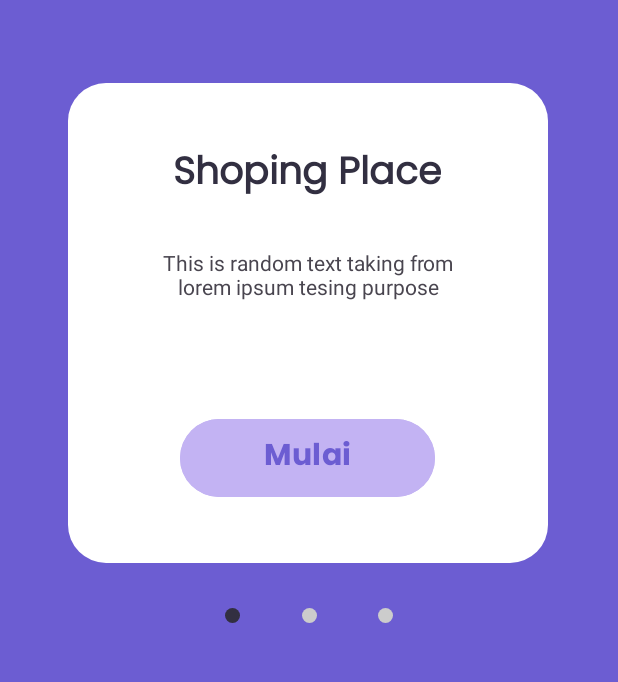
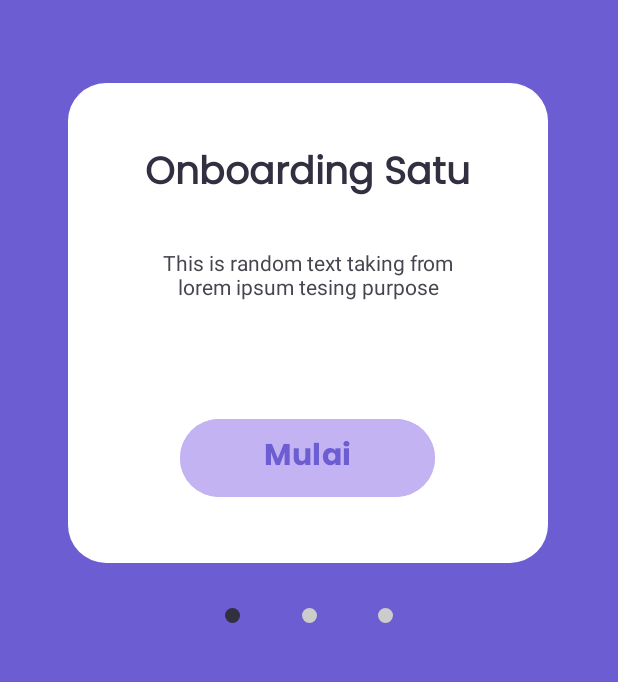
Before and after one commit to sirahyh/KitaBicaraApp, an Android app: the screen it shows after launch (SlideActivity), on a phone screen of 412 x 824 dp, the part 483-1165 px from its top. Run offline under Robolectric (Android 15) with nearby library versions, the phone set to English and light mode, and no system bars.

Commit message:
Add Onboarding and cleaning comments

```diff
--- a/app/src/main/java/com/example/myapplication/ViewPagerAdapter.kt
+++ b/app/src/main/java/com/example/myapplication/ViewPagerAdapter.kt
@@ -60,7 +60,7 @@ class ViewPagerAdapter(private val ctx: Context) : PagerAdapter() {
                     ind2.setImageResource(R.drawable.unselected)
                     ind3.setImageResource(R.drawable.unselected)
 
-                    title.text = "Shoping Place"
+                    title.text = "Onboarding Satu"
                     desc.text = "This is random text taking from lorem ipsum tesing purpose"
 //                    back.visibility = View.GONE
 //                    next.visibility = View.VISIBLE
@@ -71,7 +71,7 @@ class ViewPagerAdapter(private val ctx: Context) : PagerAdapter() {
                     ind2.setImageResource(R.drawable.selected)
                     ind3.setImageResource(R.drawable.unselected)
 
-                    title.text = "Shopping on the way"
+                    title.text = "Onboarding Dua"
                     desc.text = "Ini isi slide kedua"
 //                    back.visibility = View.VISIBLE
 //                    next.visibility = View.VISIBLE
@@ -82,7 +82,7 @@ class ViewPagerAdapter(private val ctx: Context) : PagerAdapter() {
                     ind2.setImageResource(R.drawable.unselected)
                     ind3.setImageResource(R.drawable.selected)
 
-                    title.text = "Shopping on the way"
+                    title.text = "Onboarding Tiga"
                     desc.text = "Ini isi slide ketiga"
 //                    back.visibility = View.VISIBLE
 //                    next.visibility = View.VISIBLE
--- a/app/src/main/res/layout/fragment_rekam_tutorial.xml
+++ b/app/src/main/res/layout/fragment_rekam_tutorial.xml
@@ -18,7 +18,7 @@
             android:id="@+id/imageButton"
             android:layout_width="62dp"
             android:layout_height="62dp"
-            android:background="@color/white"
+            android:background="@color/bgTutorial"
             android:contentDescription="Tombol untuk tutorial merekam"
             android:src="@drawable/ic_back"
             app:layout_constraintBottom_toBottomOf="parent"
--- a/app/src/main/res/layout/fragment_tulis_tutorial.xml
+++ b/app/src/main/res/layout/fragment_tulis_tutorial.xml
@@ -18,7 +18,7 @@
             android:id="@+id/imageButton"
             android:layout_width="62dp"
             android:layout_height="62dp"
-            android:background="@color/white"
+            android:background="@color/bgTutorial"
             android:contentDescription="Tombol untuk tutorial merekam"
             android:src="@drawable/ic_back"
             app:layout_constraintBottom_toBottomOf="parent"
--- a/app/src/main/res/menu/bottom_nav.xml
+++ b/app/src/main/res/menu/bottom_nav.xml
@@ -9,7 +9,6 @@
 
     <item android:title="Rekam"
         android:id="@+id/rekam"
-        android:iconTint="@color/blue"
         android:icon="@drawable/ic_record"/>
     <item android:title="Tulis"
 
--- a/app/src/main/res/values/colors.xml
+++ b/app/src/main/res/values/colors.xml
@@ -11,4 +11,5 @@
     <color name="colorFont">#322F41</color>
     <color name="bgButton">#C3B3F3</color>
     <color name="gray">#F7F8FC</color>
+    <color name="bgTutorial">#fffbfe</color>
 </resources>
--- a/app/src/main/res/values/strings.xml
+++ b/app/src/main/res/values/strings.xml
@@ -1,5 +1,5 @@
 <resources>
-    <string name="app_name">My Application</string>
+    <string name="app_name">ViewApp</string>
     <!-- TODO: Remove or change this placeholder text -->
     <string name="hello_blank_fragment">Hello blank fragment</string>
 </resources>
```
Also changed, not shown: app/src/main/java/com/example/myapplication/Onboarding1Fragment.kt (+0 -40 lines).
